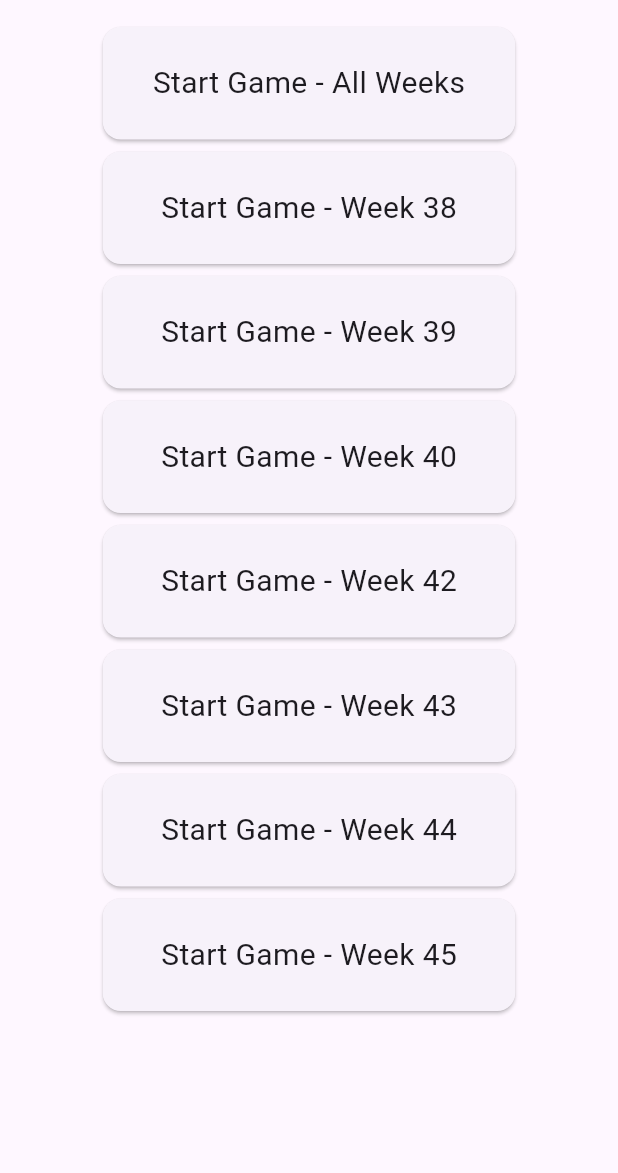
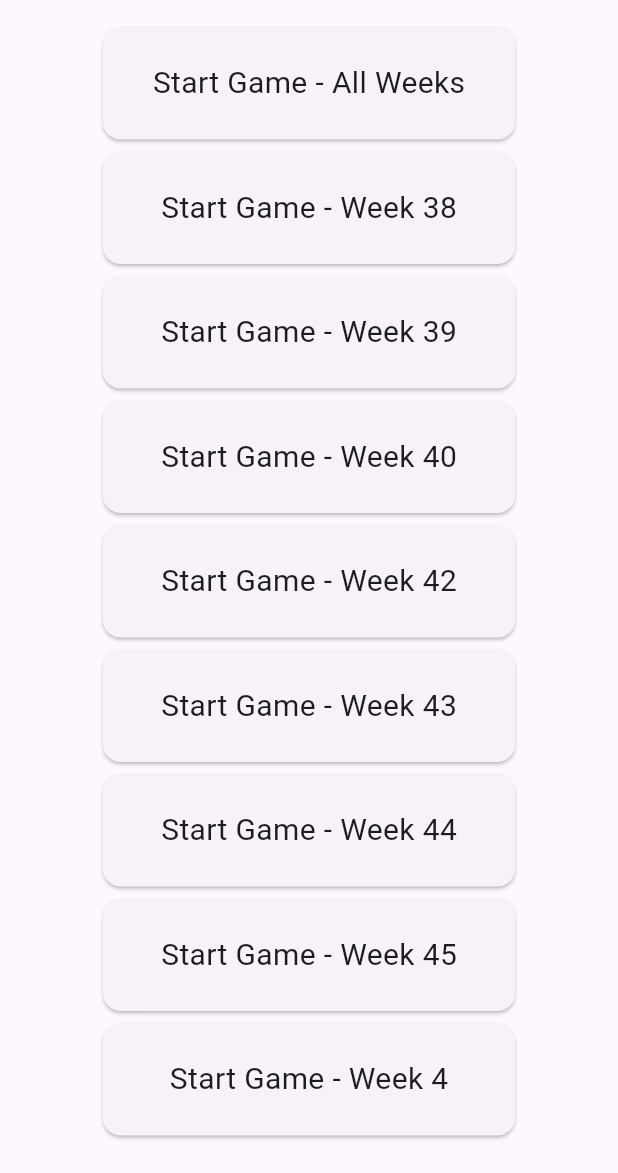
Before and after one commit to celinevictoria/glose_app, a Flutter app: the MatchStartPage screen opened directly, on a phone screen of 412 x 824 dp, the part 63-1236 px from its top. Run offline on Flutter 3.47's test engine with Material 3 defaults, Android fonts, the phone set to English and light mode, and no system bars.

Commit message:
adjustments + week 4

```diff
--- a/lib/home_page.dart
+++ b/lib/home_page.dart
@@ -14,10 +14,10 @@ class HomePage extends StatelessWidget {
           title: const Text("Glose App"),
           automaticallyImplyLeading: false,
         ),
-        body: Column(mainAxisAlignment: MainAxisAlignment.spaceEvenly, children: [
+        body: Column(children: [
           //const Padding(padding: EdgeInsets.all(20)),
           Center(
-            child: Image.asset("assets/glose_app.png"),
+            child: Image.asset("assets/glose_app.png", height: 350,),
           ),
           const Center(
               child: Text(
--- a/lib/match_game/match_funcs.dart
+++ b/lib/match_game/match_funcs.dart
@@ -59,7 +59,13 @@ Map<String, String> matchMapFuncEngToNor() {
     "Footsteps": "Skritt",
     "Curtain": "Gardin",
     "Pavement": "Fortau",
-    "Silence": "Stillhet"
+    "Silence": "Stillhet",
+    //Week 4
+    "Worries": "Bekymringer",
+    "Self-conscious": "Selvbevisst",
+    "Teenager": "Tenåring",
+    "Complex": "Komplekser",
+    "Grown up": "Voksen"
   };
 }
 
@@ -196,6 +202,19 @@ List<String> matchListFunc(String weekCount) {
       "Silence",
       "Stillhet"
     ];
+  } else if (weekCount == "Week 4") {
+    return [
+      "Worries",
+      "Bekymringer",
+      "Self-conscious",
+      "Selvbevisst",
+      "Teenager",
+      "Tenåring",
+      "Complex",
+      "Komplekser",
+      "Grown up",
+      "Voksen"
+    ];
   } else if (weekCount == "All Weeks") {
     return [
       //Week 38
@@ -256,7 +275,13 @@ List<String> matchListFunc(String weekCount) {
       "Footsteps", "Skritt",
       "Curtain", "Gardin",
       "Pavement", "Fortau",
-      "Silence", "Stillhet"
+      "Silence", "Stillhet",
+      //Week 4
+      "Worries", "Bekymringer",
+      "Self-conscious", "Selvbevisst",
+      "Teenager", "Tenåring",
+      "Complex", "Komplekser",
+      "Grown up", "Voksen"
     ];
   }
   return [];
--- a/lib/universal_funcs.dart
+++ b/lib/universal_funcs.dart
@@ -13,8 +13,10 @@ int weekToQuestionCount(String week) {
     return 8;
   } else if (week == "Week 45") {
     return 9;
+  } else if (week == "Week 4") {
+    return 5;
   } else {
-    return 52;
+    return 57;
   }
 }
 
@@ -27,6 +29,7 @@ List<String> weekList() {
     "Week 42",
     "Week 43",
     "Week 44",
-    "Week 45"
+    "Week 45",
+    "Week 4"
   ];
 }
```
Also changed, not shown: lib/quiz_game/quiz_funcs.dart (+22 -2 lines).
